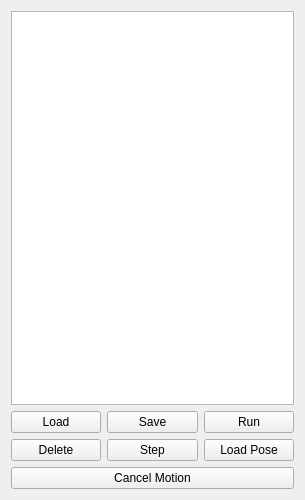
Qt form proper_jason/resources/path.ui (openlmd/proper) before a commit.
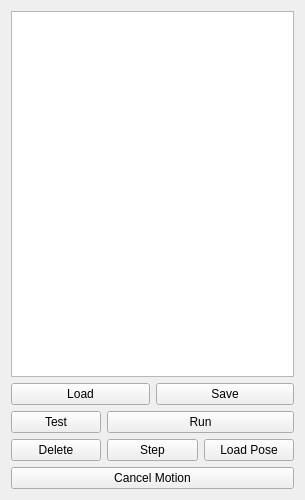
The same form after that commit. Icons and pictures are not drawn.

Commit message: Added test command functional

Diff of the .ui file:
```diff
--- a/proper_jason/resources/path.ui
+++ b/proper_jason/resources/path.ui
@@ -14,6 +14,8 @@
    <string>Form</string>
   </property>
   <layout class="QGridLayout" name="gridLayout">
+   <item row="1" column="0" colspan="3">
+    <layout class="QGridLayout" name="gridLayout_2">
    <item row="0" column="0" colspan="3">
     <widget class="QListWidget" name="listWidgetPoses">
      <property name="font">
@@ -25,62 +27,9 @@
      </property>
     </widget>
    </item>
-   <item row="3" column="0">
-    <widget class="QPushButton" name="btnDelete">
-     <property name="text">
-      <string>Delete</string>
-     </property>
-    </widget>
-   </item>
-   <item row="3" column="1">
-    <widget class="QPushButton" name="btnStep">
-     <property name="text">
-      <string>Step</string>
-     </property>
-    </widget>
-   </item>
-   <item row="3" column="2">
-    <widget class="QPushButton" name="btnLoadPose">
-     <property name="text">
-      <string>Load Pose</string>
-     </property>
-    </widget>
-   </item>
-   <item row="2" column="2">
-    <widget class="QPushButton" name="btnRunPath">
-     <property name="font">
-      <font>
-       <italic>false</italic>
-      </font>
-     </property>
-     <property name="text">
-      <string>Run</string>
-     </property>
-     <property name="icon">
-      <iconset theme="media-playback-start">
-       <normaloff/>
-      </iconset>
-     </property>
-    </widget>
-   </item>
-   <item row="2" column="1">
-    <widget class="QPushButton" name="btnSavePath">
-     <property name="font">
-      <font>
-       <italic>false</italic>
-      </font>
-     </property>
-     <property name="text">
-      <string>Save</string>
-     </property>
-     <property name="icon">
-      <iconset theme="document-save">
-       <normaloff/>
-      </iconset>
-     </property>
-    </widget>
-   </item>
-   <item row="2" column="0">
+     <item row="1" column="0" colspan="3">
+      <layout class="QHBoxLayout" name="horizontalLayout">
+       <item>
     <widget class="QPushButton" name="btnLoadPath">
      <property name="maximumSize">
       <size>
@@ -103,7 +52,33 @@
      </property>
     </widget>
    </item>
-   <item row="4" column="0" colspan="3">
+       <item>
+        <widget class="QPushButton" name="btnSavePath">
+         <property name="font">
+          <font>
+           <italic>false</italic>
+          </font>
+         </property>
+         <property name="text">
+          <string>Save</string>
+         </property>
+         <property name="icon">
+          <iconset theme="document-save">
+           <normaloff/>
+          </iconset>
+         </property>
+        </widget>
+       </item>
+      </layout>
+     </item>
+     <item row="4" column="0">
+      <widget class="QPushButton" name="btnDelete">
+       <property name="text">
+        <string>Delete</string>
+       </property>
+      </widget>
+     </item>
+     <item row="5" column="0" colspan="3">
     <widget class="QPushButton" name="btnCancel">
      <property name="styleSheet">
       <string notr="true"/>
@@ -112,6 +87,53 @@
       <string>Cancel Motion</string>
      </property>
     </widget>
+     </item>
+     <item row="4" column="1">
+      <widget class="QPushButton" name="btnStep">
+       <property name="text">
+        <string>Step</string>
+       </property>
+      </widget>
+     </item>
+     <item row="4" column="2">
+      <widget class="QPushButton" name="btnLoadPose">
+       <property name="text">
+        <string>Load Pose</string>
+       </property>
+      </widget>
+     </item>
+     <item row="2" column="1" colspan="2">
+      <layout class="QHBoxLayout" name="horizontalLayout_2">
+       <item>
+        <widget class="QPushButton" name="btnRunPath">
+         <property name="font">
+          <font>
+           <italic>false</italic>
+          </font>
+         </property>
+         <property name="text">
+          <string>Run</string>
+         </property>
+         <property name="icon">
+          <iconset theme="media-playback-start">
+           <normaloff/>
+          </iconset>
+         </property>
+        </widget>
+       </item>
+      </layout>
+     </item>
+     <item row="2" column="0">
+      <widget class="QPushButton" name="btnRunTest">
+       <property name="text">
+        <string>Test</string>
+       </property>
+       <property name="icon">
+        <iconset theme="media-playback-start"/>
+       </property>
+      </widget>
+     </item>
+    </layout>
    </item>
   </layout>
  </widget>
```
Lines whose indentation alone changed are shown as unchanged. The commit also changes 1 other file.
